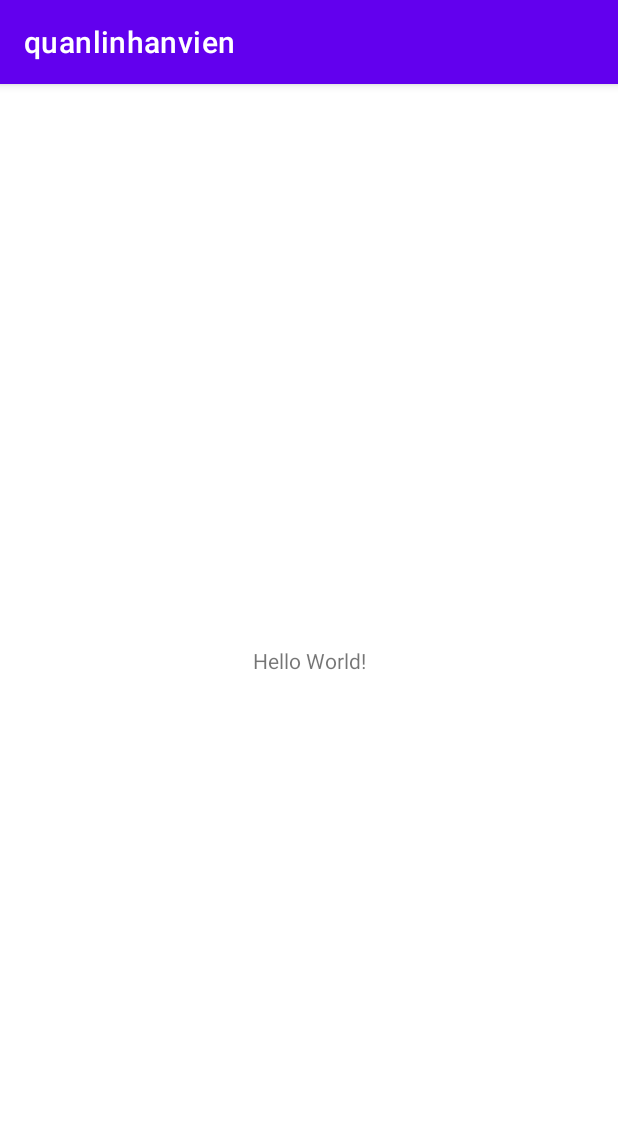
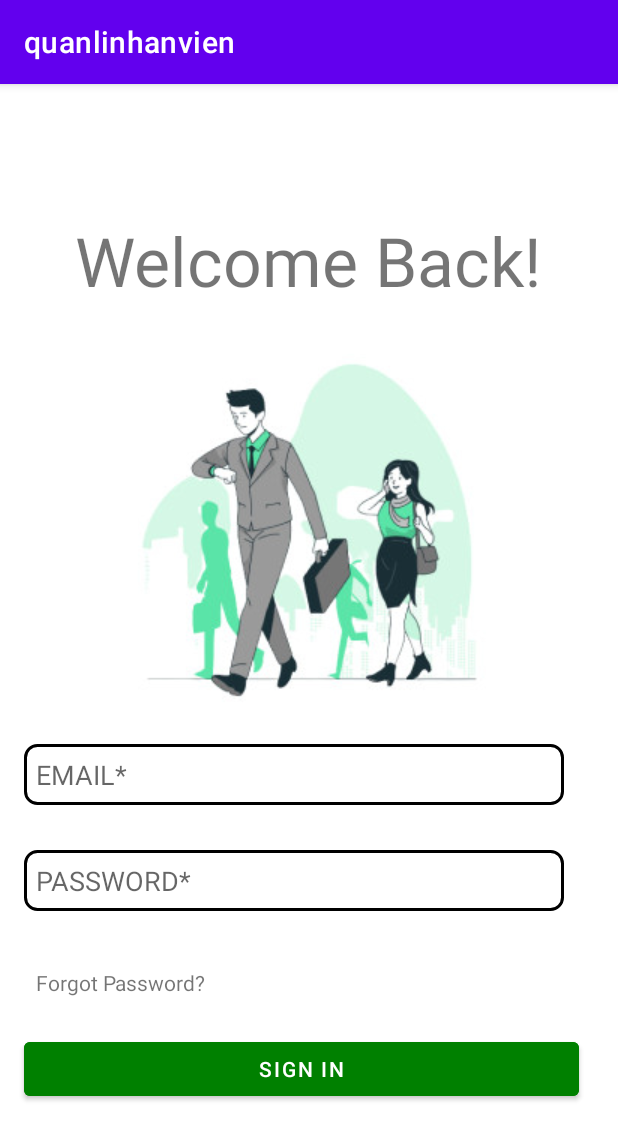
Before and after one commit to Anteel1/quanlinhanvien, an Android app: the screen it shows after launch (MainActivity before the commit, LoginActivity after it), on a phone screen of 412 x 824 dp. Shown: the top 1140 px of the screen. Run offline under Robolectric (Android 15) with nearby library versions, the phone set to English and light mode, and no system bars.

Commit message:
xây dựng trang login, validate, truyền dữ liệu

```diff
--- a/app/src/main/AndroidManifest.xml
+++ b/app/src/main/AndroidManifest.xml
@@ -15,6 +15,9 @@
         tools:targetApi="31">
         <activity
             android:name=".MainActivity"
+            android:exported="false" />
+        <activity
+            android:name=".LoginActivity"
             android:exported="true">
             <intent-filter>
                 <action android:name="android.intent.action.MAIN" />
--- /dev/null
+++ b/app/src/main/java/com/example/quanlinhanvien/LoginActivity.java
@@ -0,0 +1,118 @@
+package com.example.quanlinhanvien;
+
+import android.content.Intent;
+import android.os.Bundle;
+import android.util.Patterns;
+import android.view.View;
+import android.widget.Button;
+import android.widget.EditText;
+import android.widget.TextView;
+
+import androidx.appcompat.app.AppCompatActivity;
+
+public class LoginActivity extends AppCompatActivity {
+
+    TextView tv_forgotpassword, tv_validate_password, tv_validate_email;
+    EditText edt_email, edt_password;
+    Button btn_signin;
+    Intent intent;
+    Bundle bundle;
+
+    @Override
+    protected void onCreate(Bundle savedInstanceState) {
+        super.onCreate(savedInstanceState);
+        setContentView(R.layout.activity_login);
+
+        anhxa();
+
+        btn_signin.setOnClickListener(new View.OnClickListener() {
+            @Override
+            public void onClick(View v) {
+                tv_validate_password.setText("");
+                tv_validate_email.setText("");
+                kiemtra();
+                intent =new Intent(LoginActivity.this, MainActivity.class);
+                if (kiemtra_email() && kiemtra_password()){
+                    startActivity(intent);
+                    finish();
+                }
+            }
+        });
+
+
+    }
+
+
+    //ánh xạ
+    public void anhxa() {
+        edt_email = findViewById(R.id.edt_email);
+        edt_password = findViewById(R.id.edt_password);
+        tv_forgotpassword = findViewById(R.id.tv_forgotpassword);
+        tv_validate_email = findViewById(R.id.tv_validate_email);
+        tv_validate_password = findViewById(R.id.tv_validate_password);
+        btn_signin = findViewById(R.id.btn_signin);
+    }
+
+    //kiểm tra không được bỏ trống thông tin đăng nhập
+    public boolean kiemtra_email() {
+        String email = edt_email.getText().toString();
+
+        //validate email
+        if (!email.isEmpty()) {
+            if (Patterns.EMAIL_ADDRESS.matcher(email).matches()) {
+                bundle = new Bundle();
+                bundle.putString("email", email);
+                intent.putExtras(bundle);
+                return true;
+            } else {
+                return false;
+            }
+        } else {
+            return false;
+        }
+
+    }
+
+    public boolean kiemtra_password() {
+        //validate password
+        String password = edt_password.getText().toString();
+
+        if (!password.isEmpty()) {
+            bundle = new Bundle();
+            bundle.putString("password", password);
+            intent.putExtras(bundle);
+            return true;
+        }else{
+            return false;
+        }
+    }
+
+    //kiểm tra các edit text
+
+    public void kiemtra(){
+
+        String thongbao_email = "";
+        String email = edt_email.getText().toString();
+
+        //validate email
+        if (!email.isEmpty()) {
+            if (Patterns.EMAIL_ADDRESS.matcher(email).matches()) {
+            } else {
+                thongbao_email += "hãy nhập đúng email của bạn";
+                tv_validate_email.setText(thongbao_email);
+            }
+        } else {
+            thongbao_email += "email không được để trống";
+            tv_validate_email.setText(thongbao_email);
+        }
+
+        String password = edt_password.getText().toString();
+
+        String thongbao_password = "";
+        if (!password.isEmpty()) {
+        }else{
+            thongbao_password += "password không được để trống";
+            tv_validate_password.setText(thongbao_password);
+        }
+    }
+}
--- /dev/null
+++ b/app/src/main/res/drawable/login_edt_bg.xml
@@ -0,0 +1,7 @@
+<?xml version="1.0" encoding="utf-8"?>
+<shape xmlns:android="http://schemas.android.com/apk/res/android">
+
+    <corners android:radius="8dp"/>
+    <stroke android:width="2dp"/>
+
+</shape>
--- /dev/null
+++ b/app/src/main/res/layout/activity_login.xml
@@ -0,0 +1,84 @@
+<?xml version="1.0" encoding="utf-8"?>
+<LinearLayout xmlns:android="http://schemas.android.com/apk/res/android"
+    xmlns:app="http://schemas.android.com/apk/res-auto"
+    xmlns:tools="http://schemas.android.com/tools"
+    android:layout_width="match_parent"
+    android:layout_height="match_parent"
+    tools:context=".LoginActivity"
+    android:orientation="vertical"
+    android:gravity="center">
+
+    <TextView
+        android:layout_width="wrap_content"
+        android:layout_height="wrap_content"
+        android:textSize="45dp"
+        android:text="@string/welcomback"
+        android:layout_margin="16dp"/>
+
+    <ImageView
+        android:layout_width="wrap_content"
+        android:layout_height="wrap_content"
+        android:src="@drawable/img_login"/>
+
+
+
+<LinearLayout
+    android:layout_width="match_parent"
+    android:layout_height="wrap_content"
+    android:orientation="vertical"
+    android:layout_margin="8dp">
+
+
+
+    <EditText
+        android:layout_width="360dp"
+        android:layout_height="wrap_content"
+        android:hint="EMAIL*"
+        android:id="@+id/edt_email"
+        android:padding="8dp"
+        android:layout_margin="8dp"
+        android:background="@drawable/login_edt_bg"/>
+    <TextView
+        android:layout_width="wrap_content"
+        android:layout_height="wrap_content"
+        android:id="@+id/tv_validate_email"
+        android:textSize="10dp"
+        android:textColor="@color/red"/>
+    <EditText
+        android:layout_width="360dp"
+        android:layout_height="wrap_content"
+        android:hint="PASSWORD*"
+        android:inputType="textPassword"
+        android:padding="8dp"
+        android:id="@+id/edt_password"
+        android:layout_margin="8dp"
+        android:background="@drawable/login_edt_bg"/>
+    <TextView
+        android:layout_width="wrap_content"
+        android:layout_height="wrap_content"
+        android:id="@+id/tv_validate_password"
+        android:textSize="10dp"
+        android:textColor="@color/red"/>
+    <TextView
+        android:layout_width="wrap_content"
+        android:layout_height="wrap_content"
+        android:text="Forgot Password?"
+        android:id="@+id/tv_forgotpassword"
+        android:padding="8dp"
+        android:layout_margin="8dp" />
+
+    <Button
+        android:layout_width="370dp"
+        android:layout_height="wrap_content"
+        android:text="Sign in"
+        android:padding="8dp"
+        android:id="@+id/btn_signin"
+        android:textColor="@color/white"
+        android:backgroundTint="@color/green"
+        android:layout_margin="8dp" />
+
+</LinearLayout>
+
+
+
+</LinearLayout>
--- a/app/src/main/res/layout/activity_main.xml
+++ b/app/src/main/res/layout/activity_main.xml
@@ -10,6 +10,7 @@
         android:layout_width="wrap_content"
         android:layout_height="wrap_content"
         android:text="Hello World!"
+        android:id="@+id/tv"
         app:layout_constraintBottom_toBottomOf="parent"
         app:layout_constraintEnd_toEndOf="parent"
         app:layout_constraintStart_toStartOf="parent"
--- a/app/src/main/res/values/colors.xml
+++ b/app/src/main/res/values/colors.xml
@@ -7,4 +7,7 @@
     <color name="teal_700">#FF018786</color>
     <color name="black">#FF000000</color>
     <color name="white">#FFFFFFFF</color>
+    <color name="green">#008000</color>
+    <color name="red">#FF0000</color>
+
 </resources>
--- a/app/src/main/res/values/strings.xml
+++ b/app/src/main/res/values/strings.xml
@@ -1,3 +1,4 @@
 <resources>
     <string name="app_name">quanlinhanvien</string>
+    <string name="welcomback">Welcome Back!</string>
 </resources>
```
Also changed, not shown: app/src/main/java/com/example/quanlinhanvien/MainActivity.java (+14 -1 lines), app/src/main/res/drawable-v24/login_btn_bg.xml (added, +7 -0 lines), app/src/main/res/drawable-v24/img_login.png (added).
